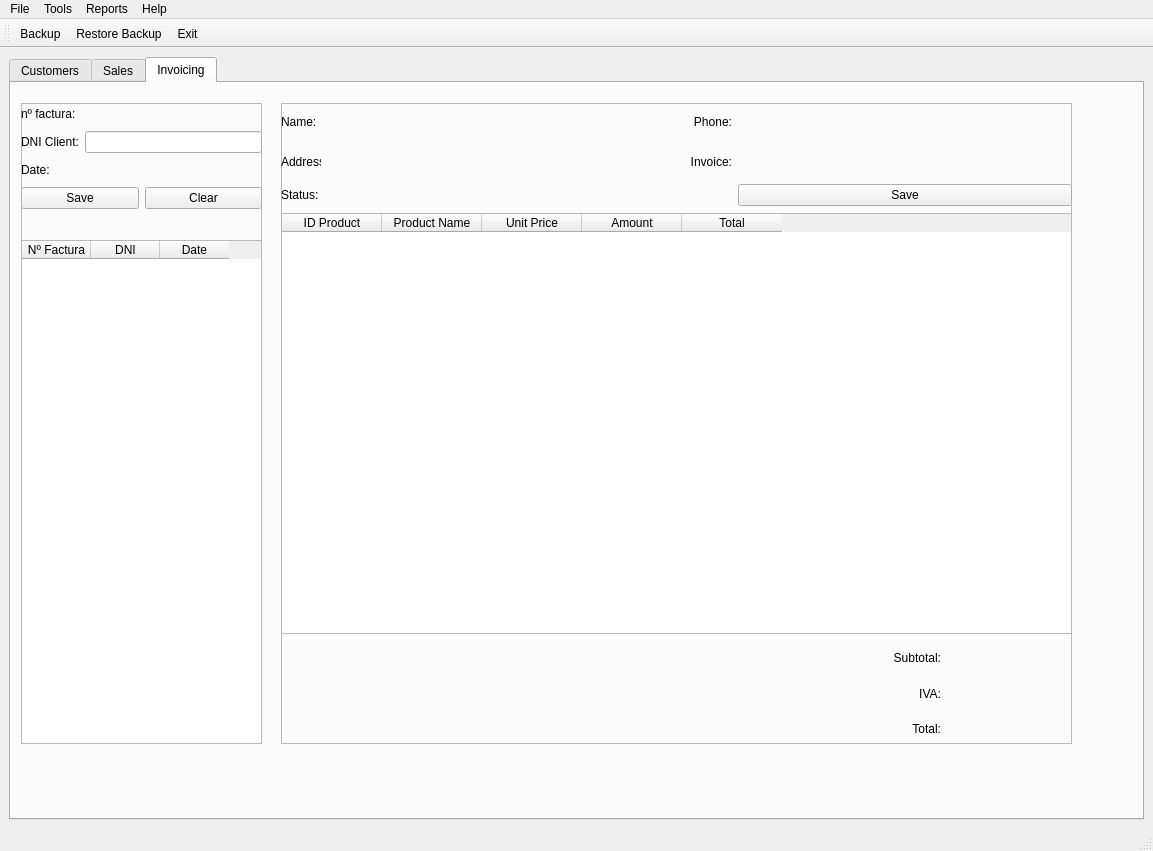
Before: the Qt Designer form templates/window.ui in GabrielgsdCIUwU/ID-QTDesigner-practice, drawn with Qt 5.
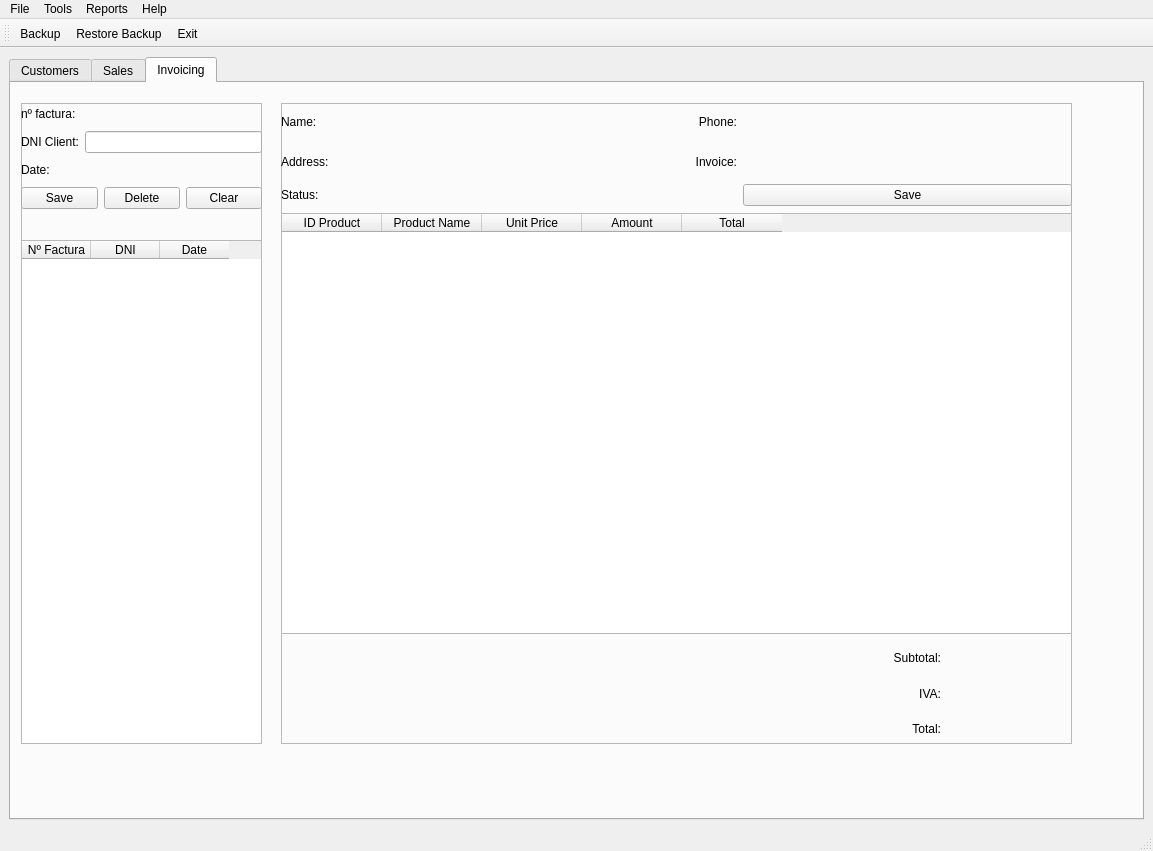
After: the same form once the commit is applied. Icons and pictures are not drawn.

What changed in the file:
```diff
--- a/templates/window.ui
+++ b/templates/window.ui
@@ -883,6 +883,13 @@
                 </property>
                </widget>
               </item>
+              <item>
+               <widget class="QPushButton" name="btn_delete_invoice">
+                <property name="text">
+                 <string>Delete</string>
+                </property>
+               </widget>
+              </item>
               <item>
                <widget class="QPushButton" name="btn_clear_invoice">
                 <property name="text">
@@ -1023,13 +1030,13 @@
            <widget class="QLabel" name="label_4">
             <property name="minimumSize">
              <size>
-              <width>45</width>
+              <width>55</width>
               <height>0</height>
              </size>
             </property>
             <property name="maximumSize">
              <size>
-              <width>40</width>
+              <width>55</width>
               <height>16777215</height>
              </size>
             </property>
@@ -1076,9 +1083,15 @@
           </item>
           <item row="1" column="0">
            <widget class="QLabel" name="label_5">
+            <property name="minimumSize">
+             <size>
+              <width>55</width>
+              <height>0</height>
+             </size>
+            </property>
             <property name="maximumSize">
              <size>
-              <width>40</width>
+              <width>50</width>
               <height>16777215</height>
              </size>
             </property>
@@ -1127,7 +1140,7 @@
            <widget class="QLabel" name="label_8">
             <property name="maximumSize">
              <size>
-              <width>40</width>
+              <width>55</width>
               <height>16777215</height>
              </size>
             </property>
```
Left out of the diff: 22 changed lines with no effect on the pictures.
